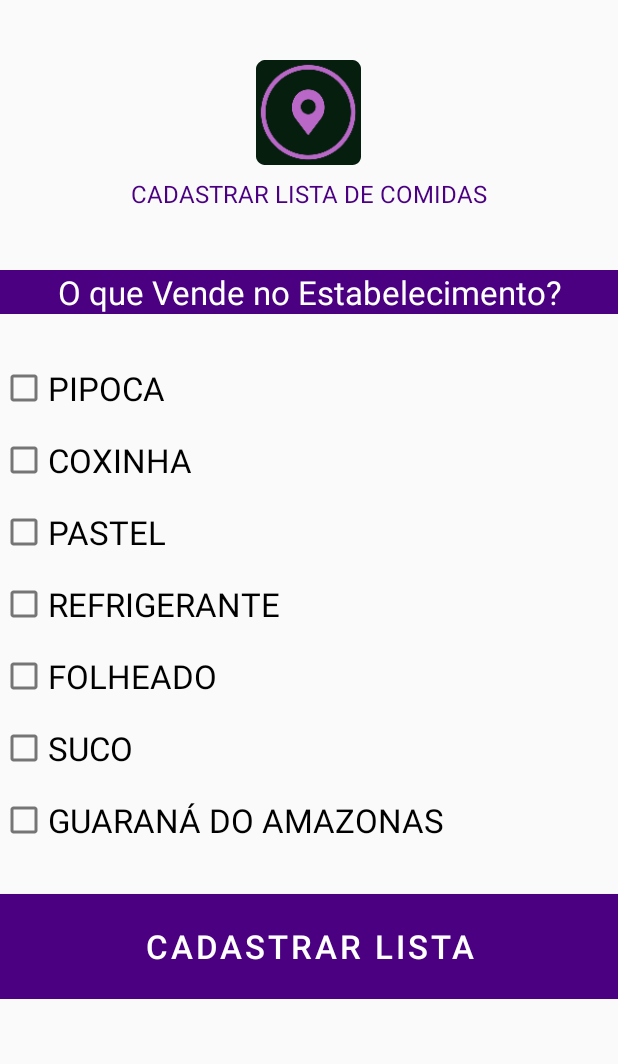
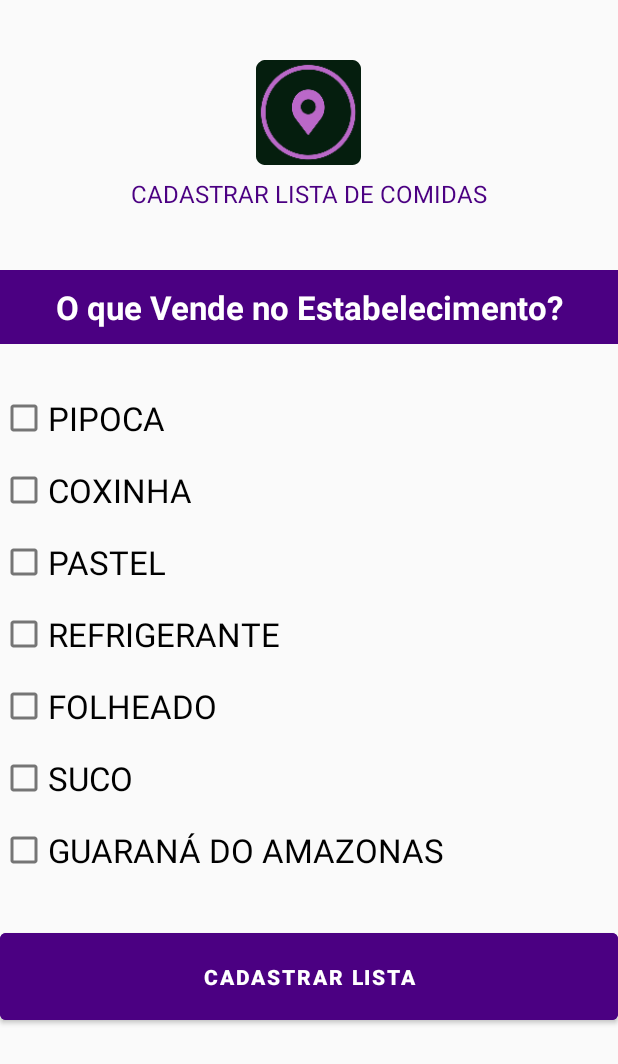
Before and after one commit to Laura-Oliveira/acheiAqui, an Android app: the RegisterFoodListActivity screen opened directly, with no data from a screen before it, on a phone screen of 412 x 824 dp. Shown: the top 1064 px of the screen. Run offline under Robolectric (Android 15) with nearby library versions, the phone set to English and light mode, and no system bars; our stand-ins replace Firebase (no records; nobody signed in at launch, a user with empty details on screens opened directly).

Commit message:
Ajustes no layout da tela de cadastro de lista de comidas do estabelecimento

```diff
--- a/app/src/main/res/layout/activity_food_list.xml
+++ b/app/src/main/res/layout/activity_food_list.xml
@@ -42,13 +42,15 @@
         <androidx.appcompat.widget.AppCompatTextView
             android:id="@+id/registered_shop"
             android:text="@string/food_list"
-            android:textSize="10pt"
             android:textColor="@color/btn_text_color"
             android:background="@color/btn_color"
             android:textAlignment="center"
             android:layout_width="match_parent"
             android:layout_height="wrap_content"
             android:layout_marginBottom="25dp"
+            android:textSize="10pt"
+            android:textStyle="bold"
+            android:padding="10sp"
             />
 
         <!-- =============== CHECKBOX LIST =============== -->
@@ -124,15 +126,17 @@
                 style="@style/Widget.MaterialComponents.Button"
                 android:layout_width="match_parent"
                 android:layout_height="70sp"
-                android:background="@color/btn_color"
+                android:layout_marginTop="25dp"
+                android:backgroundTint="@color/btn_color"
                 android:text="@string/btn_register_food_list"
                 android:textColor="@color/btn_text_color"
-                android:textSize="10pt"
+                android:textStyle="bold"
+                android:layout_weight="1"
                 android:layout_alignParentBottom="true"
-                android:layout_marginTop="25dp"
                 android:onClick="registerShop"
                 >
             </com.google.android.material.button.MaterialButton>
+
         </RelativeLayout>
 
     </androidx.appcompat.widget.LinearLayoutCompat>
--- a/app/src/main/res/layout/activity_register_location.xml
+++ b/app/src/main/res/layout/activity_register_location.xml
@@ -37,8 +37,8 @@
         android:textColor="@color/btn_text_color"
         android:textStyle="bold"
         android:layout_weight="1"
+        android:layout_alignParentBottom="true"
         android:onClick="nextPageButtonFoodList"
-        android:layout_alignParentBottom="true"
         >
     </com.google.android.material.button.MaterialButton>
 
--- a/app/src/main/res/values/strings.xml
+++ b/app/src/main/res/values/strings.xml
@@ -32,7 +32,7 @@
         Sanduíche;\n
         Pastel;\n
     </string>
-    <string name="btn_register_food_list"> Cadastrar Lista </string>
+    <string name="btn_register_food_list"> CADASTRAR LISTA </string>
 
     <!-- ======== REGISTER LOCATION LAYOUT ACTIVITY ======== -->
     <string name="txt_register_location_shop">Se preciso, segure e arraste o marcador para determinar a posição no mapa</string>
```
Also changed, not shown: app/src/main/res/layout/activity_register_shop.xml (+4 -3 lines), 8 other files.
